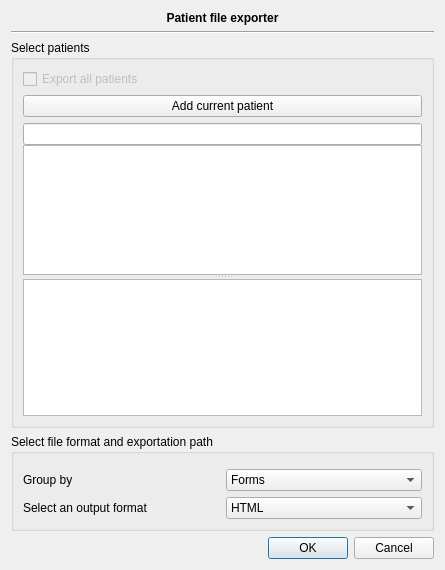
Old version of the form plugins/patientbaseplugin/patientdataextractordialog.ui in the repository FreeHealth/freehealth.
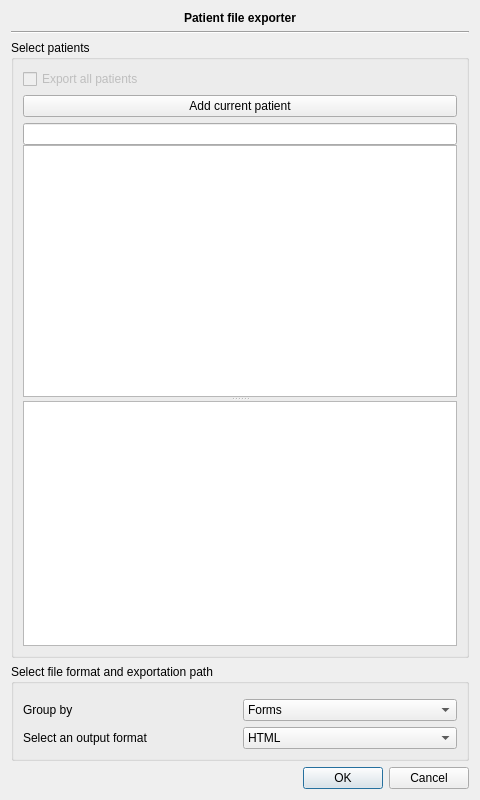
New version of the form. Custom widgets are drawn as their Qt base class.

Commit message: set size to 480*800 (last commit was faulty)

The edit to the form file:
```diff
--- a/plugins/patientbaseplugin/patientdataextractordialog.ui
+++ b/plugins/patientbaseplugin/patientdataextractordialog.ui
@@ -6,8 +6,8 @@
    <rect>
     <x>0</x>
     <y>0</y>
-    <width>445</width>
-    <height>570</height>
+    <width>480</width>
+    <height>800</height>
    </rect>
   </property>
   <property name="windowTitle">
```
